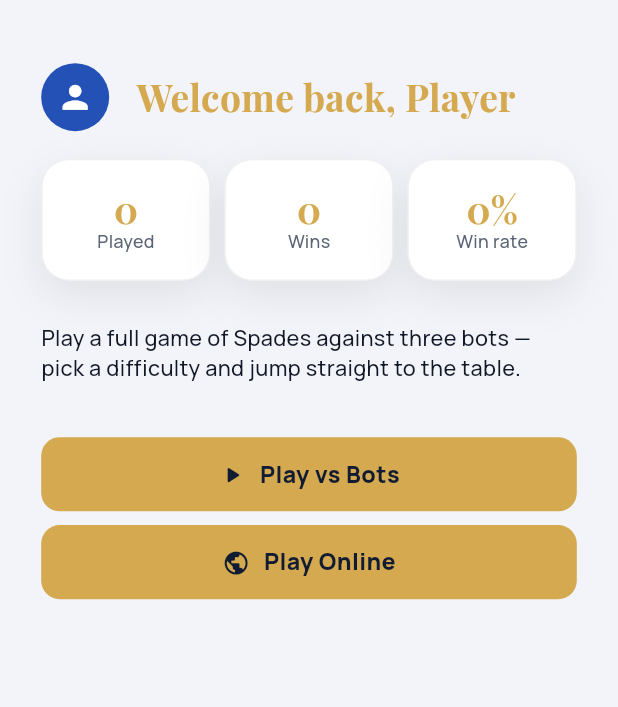
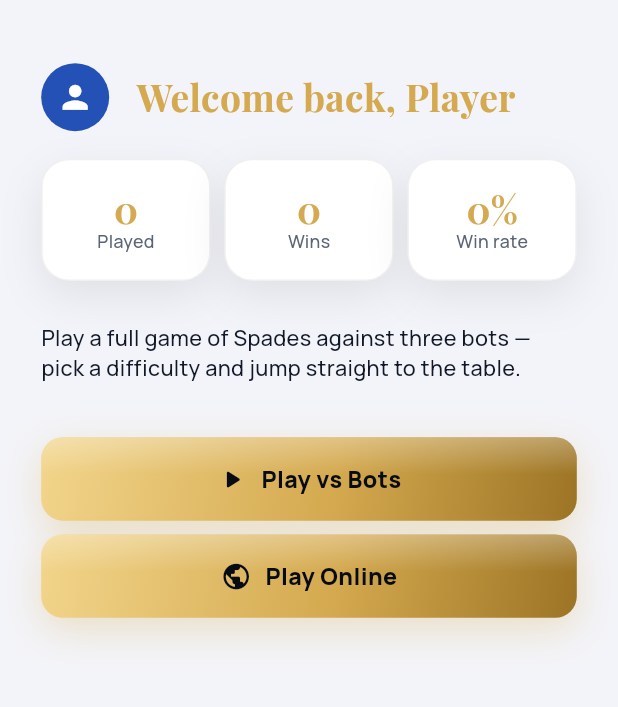
Before and after one commit to Gulshid/Card-Game, a Flutter app: the screen it shows after launch, on a phone screen of 412 x 824 dp, the part 62-769 px from its top. Run offline on Flutter 3.47's test engine with Material 3 defaults, Android fonts, the light colour scheme and no system bars; our stand-ins replace audioplayers, equatable, flutter_bloc, flutter_screenutil, get_it, go_router and 3 more; accounts and stored records are empty; statements that could not run were skipped.

Commit message:
loading and priamry button is updated

```diff
--- a/card_game/lib/Shared/widgets/loading_indicator.dart
+++ b/card_game/lib/Shared/widgets/loading_indicator.dart
@@ -2,11 +2,10 @@ import 'package:flutter/material.dart';
 
 import '../../core/theme/app_colors.dart';
 
-/// App-branded loading spinner — always gold, regardless of theme,
-/// so it reads consistently over both light and dark (and, later,
-/// the felt-green table).
+/// App-branded loading spinner — always gold, regardless of theme, so it
+/// reads consistently over light, dark and the felt-green table.
 class AppLoadingIndicator extends StatelessWidget {
-  const AppLoadingIndicator({super.key, this.size = 28});
+  const AppLoadingIndicator({super.key, this.size = 30});
 
   final double size;
 
@@ -15,7 +14,12 @@ class AppLoadingIndicator extends StatelessWidget {
     return SizedBox(
       width: size,
       height: size,
-      child: const CircularProgressIndicator(strokeWidth: 2.5, color: AppColors.gold),
+      child: CircularProgressIndicator(
+        strokeWidth: 2.6,
+        strokeCap: StrokeCap.round,
+        color: AppColors.gold,
+        backgroundColor: AppColors.gold.withValues(alpha: 0.18),
+      ),
     );
   }
 }
--- a/card_game/lib/Shared/widgets/primary_button.dart
+++ b/card_game/lib/Shared/widgets/primary_button.dart
@@ -5,14 +5,13 @@ import 'package:flutter_screenutil/flutter_screenutil.dart';
 import '../../core/theme/app_colors.dart';
 import '../../core/theme/app_text_styles.dart';
 
-/// The app's single primary call-to-action button style ("Play",
-/// "Confirm bid", "Save"). Secondary/tertiary actions should use a
-/// plain `OutlinedButton`/`TextButton` via the theme instead of a new
-/// widget — this one is reserved for the one primary action per screen.
+/// The app's single primary call-to-action: a champagne-gold gradient
+/// button with a soft glow and a press-down animation. Reserved for the
+/// one primary action per screen — use [SecondaryButton] for the rest.
 ///
 /// Long labels scale down to fit the button's width instead of
 /// overflowing (the content is wrapped in a `FittedBox`).
-class PrimaryButton extends StatelessWidget {
+class PrimaryButton extends StatefulWidget {
   const PrimaryButton({
     required this.label,
     required this.onPressed,
@@ -27,24 +26,23 @@ class PrimaryButton extends StatelessWidget {
   final IconData? icon;
 
   @override
+  State<PrimaryButton> createState() => _PrimaryButtonState();
+}
+
+class _PrimaryButtonState extends State<PrimaryButton> {
+  bool _pressed = false;
+
+  @override
   Widget build(BuildContext context) {
-    return SizedBox(
-      width: double.infinity,
-      height: 48.h,
-      child: ElevatedButton(
-        onPressed: isLoading ? null : onPressed,
-        style: ElevatedButton.styleFrom(
-          backgroundColor: AppColors.gold,
-          foregroundColor: AppColors.navy,
-          disabledBackgroundColor: AppColors.gold.withValues(alpha: 0.5),
-          padding: EdgeInsets.symmetric(horizontal: AppSpacing.md),
-          shape: RoundedRectangleBorder(borderRadius: BorderRadius.circular(AppRadius.md)),
-        ),
-        child: isLoading
+    final bool enabled = widget.onPressed != null;
+    final bool tappable = enabled && !widget.isLoading;
+    final BorderRadius br = BorderRadius.circular(AppRadius.md + 2);
+
+    final Widget content = widget.isLoading
         ? SizedBox(
             width: 20.w,
             height: 20.w,
-                child: const CircularProgressIndicator(strokeWidth: 2, color: AppColors.navy),
+            child: const CircularProgressIndicator(strokeWidth: 2.4, color: AppColors.navyDeep),
           )
         : FittedBox(
             fit: BoxFit.scaleDown,
@@ -52,12 +50,68 @@ class PrimaryButton extends StatelessWidget {
               mainAxisSize: MainAxisSize.min,
               mainAxisAlignment: MainAxisAlignment.center,
               children: [
-                    if (icon != null) ...[
-                      Icon(icon, size: 18.sp, color: AppColors.navy),
+                if (widget.icon != null) ...[
+                  Icon(widget.icon, size: 20.sp, color: AppColors.navyDeep),
                   SizedBox(width: AppSpacing.sm),
                 ],
-                    Text(label, maxLines: 1, softWrap: false, style: AppTextStyles.button(AppColors.navy)),
+                Text(widget.label, maxLines: 1, softWrap: false, style: AppTextStyles.button(AppColors.navyDeep)),
               ],
+            ),
+          );
+
+    return AnimatedScale(
+      scale: _pressed && tappable ? 0.97 : 1.0,
+      duration: const Duration(milliseconds: 90),
+      curve: Curves.easeOut,
+      child: Container(
+        decoration: BoxDecoration(
+          gradient: enabled ? AppColors.goldGradient : null,
+          color: enabled ? null : AppColors.gold.withValues(alpha: 0.25),
+          borderRadius: br,
+          boxShadow: enabled ? AppShadows.goldGlow(0.30) : null,
+        ),
+        child: Material(
+          color: Colors.transparent,
+          borderRadius: br,
+          clipBehavior: Clip.antiAlias,
+          child: InkWell(
+            onTap: tappable ? widget.onPressed : null,
+            onHighlightChanged: (v) => setState(() => _pressed = v),
+            splashColor: Colors.white.withValues(alpha: 0.28),
+            highlightColor: Colors.white.withValues(alpha: 0.10),
+            child: Stack(
+              children: [
+                // Glossy top highlight.
+                Positioned(
+                  left: 0,
+                  right: 0,
+                  top: 0,
+                  height: 24.h,
+                  child: IgnorePointer(
+                    child: DecoratedBox(
+                      decoration: BoxDecoration(
+                        gradient: LinearGradient(
+                          begin: Alignment.topCenter,
+                          end: Alignment.bottomCenter,
+                          colors: [
+                            Colors.white.withValues(alpha: enabled ? 0.30 : 0.0),
+                            Colors.white.withValues(alpha: 0.0),
+                          ],
+                        ),
+                      ),
+                    ),
+                  ),
+                ),
+                SizedBox(
+                  width: double.infinity,
+                  height: 54.h,
+                  child: Padding(
+                    padding: EdgeInsets.symmetric(horizontal: AppSpacing.md),
+                    child: Center(child: content),
+                  ),
+                ),
+              ],
+            ),
           ),
         ),
       ),
```
Lines whose indentation alone changed are shown as unchanged.
